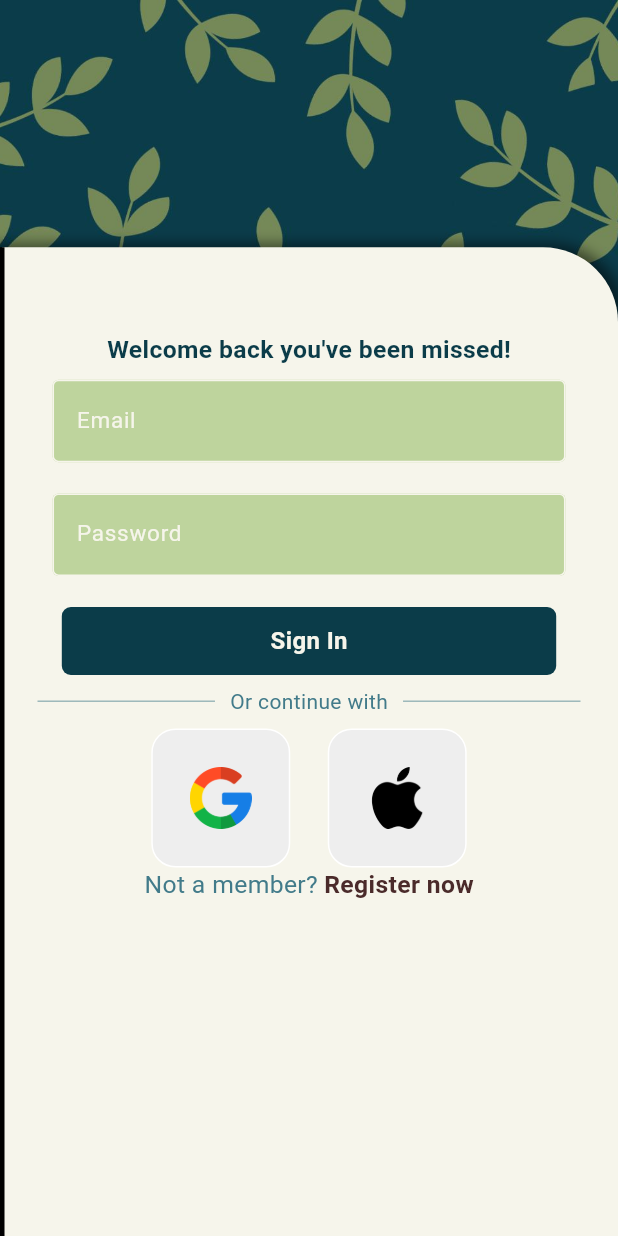
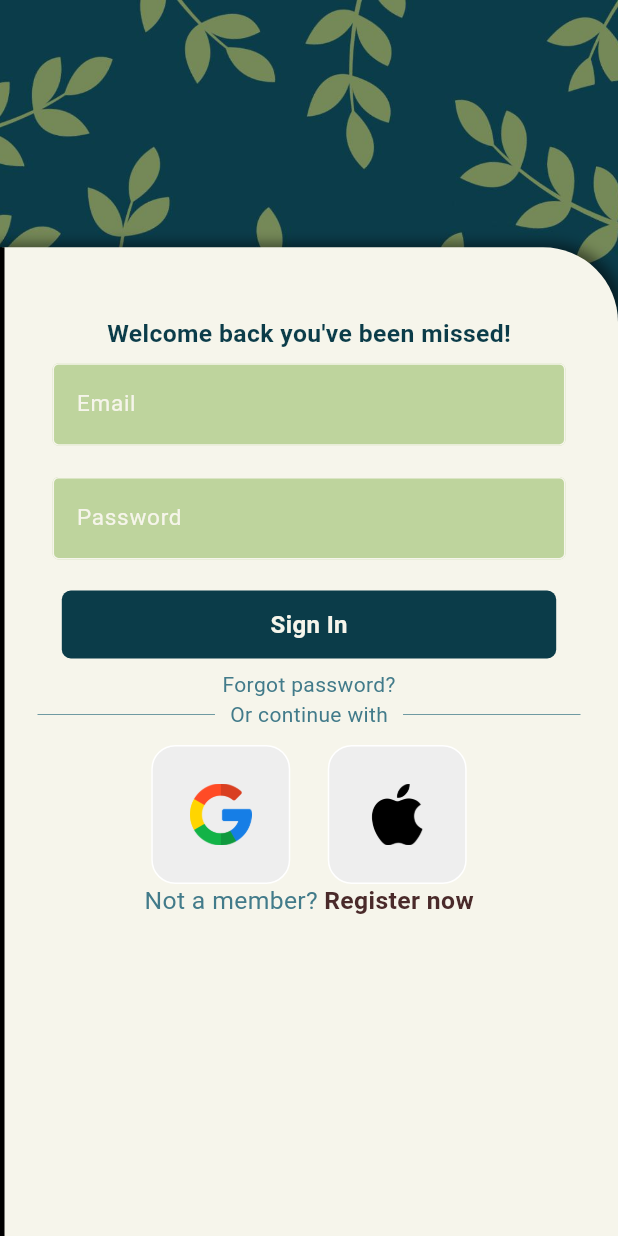
Before and after one commit to nitinjha607/Leaflink, a Flutter app: the screen it shows after launch, on a phone screen of 412 x 824 dp. Run offline on Flutter 3.47's test engine with Material 3 defaults, Android fonts, the light colour scheme and no system bars.

Commit message:
Update login_page.dart

```diff
--- a/leaflink/lib/pages/login_page.dart
+++ b/leaflink/lib/pages/login_page.dart
@@ -16,6 +16,10 @@ class LoginPage extends StatelessWidget {
 
   @override
   Widget build(BuildContext context) {
+    void forgotpass() {
+      Navigator.pushNamed(context, "/ForgotPasswordPage");
+    }
+
     return MaterialApp(
         home: Scaffold(
       body: SafeArea(
@@ -94,9 +98,21 @@ class LoginPage extends StatelessWidget {
                           text: 'Sign In',
                         ),
 
+                        //forgot password
+                        GestureDetector(
+                          onTap: forgotpass,
+                          child: const Text(
+                            'Forgot password?',
+                            style: TextStyle(
+                              color: Color.fromRGBO(66, 123, 138, 1),
+                            ),
+                          ),
+                        ),
+
                         // or continue with
                         const Padding(
-                          padding: EdgeInsets.symmetric(horizontal: 25.0),
+                          padding: EdgeInsets.only(
+                              left: 25.0, right: 25.0, bottom: 2.0),
                           child: Row(
                             children: [
                               Expanded(
```
